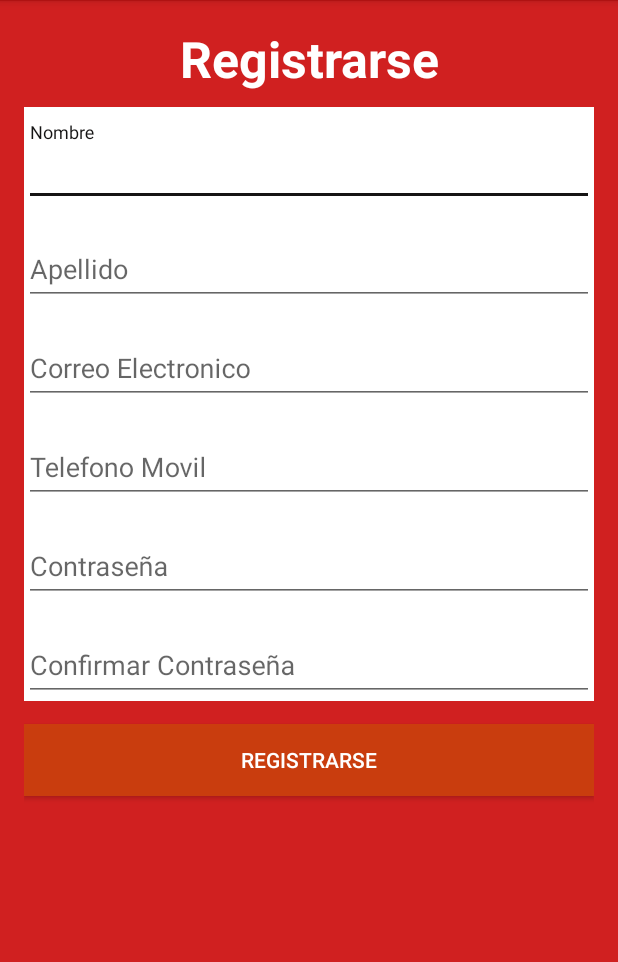
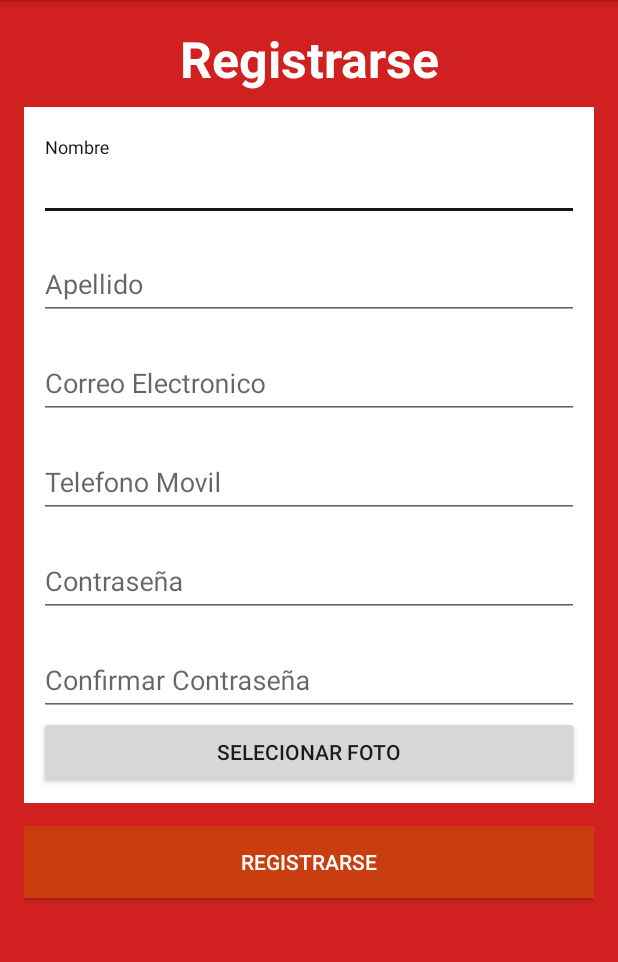
Before and after one commit to mfinkels/miPrimerProyecto, an Android app: the activitySignUp screen opened directly, with no data from a screen before it, on a phone screen of 412 x 824 dp, the part 83-1045 px from its top. Run offline under Robolectric (Android 15) with nearby library versions, the phone set to English and light mode, and no system bars.

Commit message:
Seleccionar Foto

```diff
--- a/Morfando/app/src/main/AndroidManifest.xml
+++ b/Morfando/app/src/main/AndroidManifest.xml
@@ -19,6 +19,9 @@
         </activity>
         <activity android:name=".activityProfile" />
         <activity android:name=".ActivityResetPassword"></activity>
+
+        <uses-permission android:name="android.permission.READ_EXTERNAL_STORAGE" />
+        <uses-permission android:name="android.permission.WRITE_EXTERNAL_STORAGE"/>
     </application>
 
 </manifest>
--- a/Morfando/app/src/main/res/layout/activity_sign_up.xml
+++ b/Morfando/app/src/main/res/layout/activity_sign_up.xml
@@ -24,7 +24,8 @@
         android:layout_width="fill_parent"
         android:layout_height="wrap_content"
         android:orientation="vertical"
-        android:background="#fff">
+        android:background="#fff"
+        android:padding="10dp">
 
             <android.support.design.widget.TextInputLayout
                 android:id="@+id/nombre"
@@ -117,6 +118,27 @@
                     android:inputType="textPassword" />
 
             </android.support.design.widget.TextInputLayout>
+
+        <LinearLayout
+            android:layout_width="fill_parent"
+            android:layout_height="wrap_content"
+            android:orientation="vertical">
+            <Button
+                android:id="@+id/btnSelectPhoto"
+                android:layout_width="fill_parent"
+                android:layout_height="wrap_content"
+                android:text="Selecionar Foto" />
+
+            <ImageView
+                android:id="@+id/ivImage"
+                android:layout_width="wrap_content"
+                android:layout_height="wrap_content"
+                android:visibility="invisible"
+                />
+
+
+        </LinearLayout>
+
         </LinearLayout>
 
         <Button
```
Also changed, not shown: Morfando/app/src/main/java/com/example/matias/morfando/Utility.java (added, +53 -0 lines), Morfando/app/src/main/java/com/example/matias/morfando/activitySignUp.java (+141 -0 lines), Morfando/app/src/main/res/drawable/camera.png (added).
